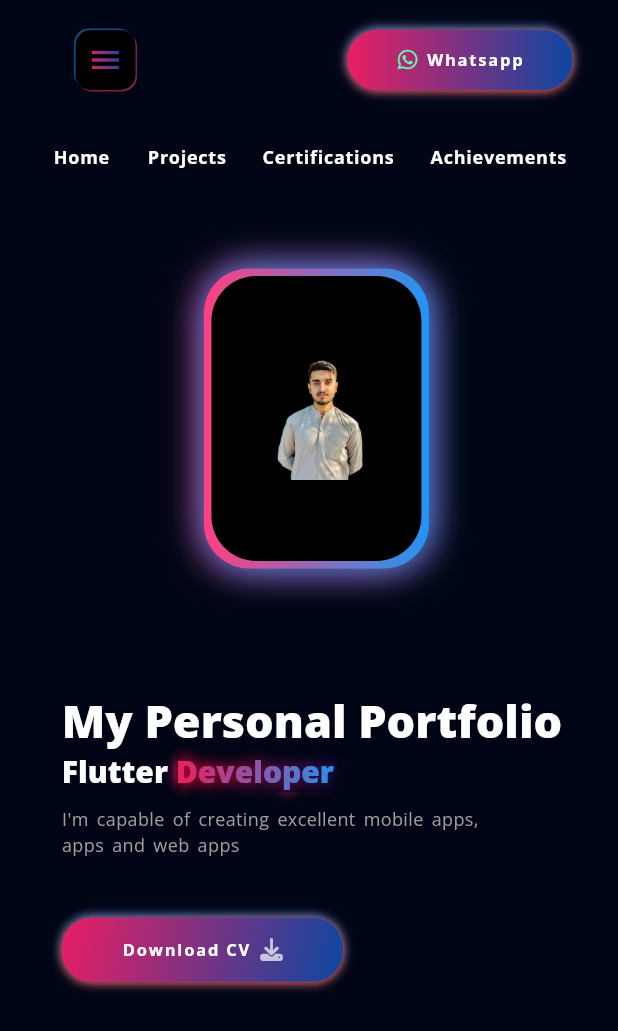
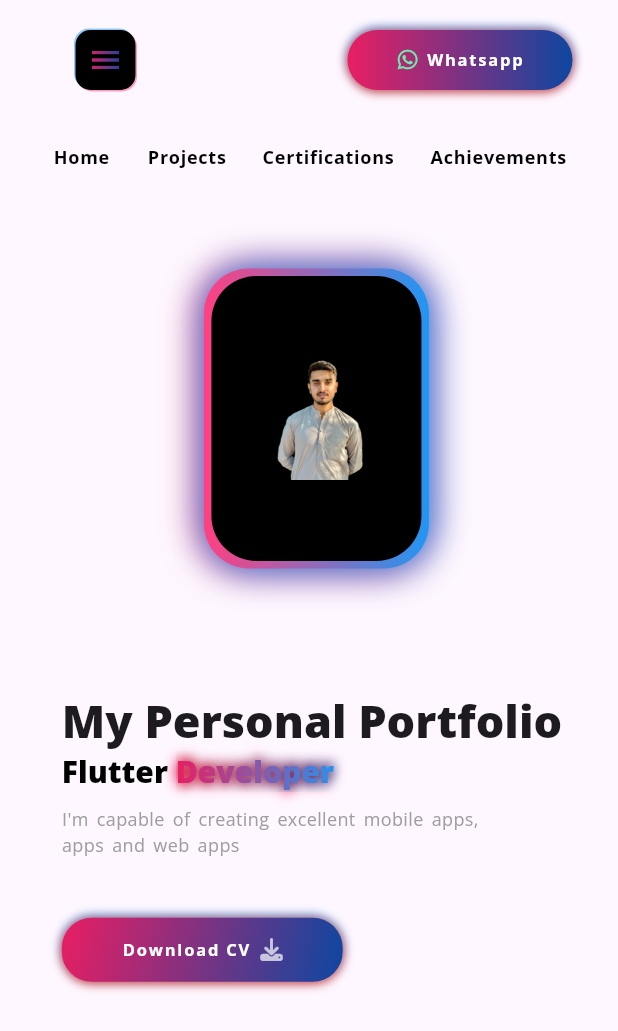
Before and after one commit to Qamarzaman555/qamar_zk_portfolio, a Flutter app: the screen it shows after launch, on a phone screen of 412 x 824 dp. Shown: the top 1031 px of the screen. Run offline on Flutter 3.47's test engine with Material 3 defaults, Android fonts, the phone set to English and light mode, and no system bars; our stand-ins replace flutter_svg, font_awesome_flutter, get, google_fonts, photo_view.

Commit message:
change: changing the ui

```diff
--- a/lib/main.dart
+++ b/lib/main.dart
@@ -16,7 +16,7 @@ class MyApp extends StatelessWidget {
         debugShowCheckedModeBanner: false,
         theme: ThemeData(
           colorScheme: ColorScheme.fromSeed(seedColor: Colors.deepPurple),
-          scaffoldBackgroundColor: bgColor,
+          // scaffoldBackgroundColor: bgColor,
           useMaterial3: true,
           textTheme: GoogleFonts.openSansTextTheme(Theme.of(context).textTheme)
               .apply(
--- a/lib/view/intro/components/combine_subtitle.dart
+++ b/lib/view/intro/components/combine_subtitle.dart
@@ -12,11 +12,14 @@ class CombineSubtitleText extends StatelessWidget {
       mainAxisAlignment: MainAxisAlignment.start,
       children: [
         const Responsive(
-          desktop: AnimatedSubtitleText(start: 30, end: 40, text: 'Flutter '),
-          largeMobile:
-              AnimatedSubtitleText(start: 30, end: 25, text: 'Flutter '),
-          mobile: AnimatedSubtitleText(start: 25, end: 20, text: 'Flutter '),
-          tablet: AnimatedSubtitleText(start: 40, end: 30, text: 'Flutter '),
+          desktop: AnimatedSubtitleText(
+              start: 30, end: 40, text: 'Flutter ', color: Colors.black),
+          largeMobile: AnimatedSubtitleText(
+              start: 30, end: 25, text: 'Flutter ', color: Colors.black),
+          mobile: AnimatedSubtitleText(
+              start: 25, end: 20, text: 'Flutter ', color: Colors.black),
+          tablet: AnimatedSubtitleText(
+              start: 40, end: 30, text: 'Flutter ', color: Colors.black),
         ),
         (kIsWeb && Responsive.isLargeMobile(context)
             ? const Responsive(
--- a/lib/view/intro/components/description_text.dart
+++ b/lib/view/intro/components/description_text.dart
@@ -14,7 +14,6 @@ class AnimatedDescriptionText extends StatelessWidget {
       duration: const Duration(milliseconds: 200),
       builder: (context, value, child) {
         return Text(
-          // 'I\'m capable of creating excellent mobile apps and web apps',
           'I\'m capable of creating excellent mobile apps, ${Responsive.isLargeMobile(context) ? '\n' : ''}apps and web apps',
           maxLines: 2,
           overflow: TextOverflow.ellipsis,
--- a/lib/view/intro/components/headline_text.dart
+++ b/lib/view/intro/components/headline_text.dart
@@ -13,7 +13,7 @@ class MyPortfolioText extends StatelessWidget {
         builder: (context, value, child) {
           return Text('My Personal Portfolio',
               style: Theme.of(context).textTheme.headlineLarge!.copyWith(
-                  color: Colors.white,
+                  // color: Colors.white,
                   fontWeight: FontWeight.w900,
                   height: 0,
                   fontSize: value));
--- a/lib/view/intro/components/side_menu_button.dart
+++ b/lib/view/intro/components/side_menu_button.dart
@@ -30,7 +30,7 @@ class MenuButton extends StatelessWidget {
                           color: Colors.blue.withOpacity(.5),
                           offset: const Offset(-1, -1)),
                     ]),
-                child:  Center(
+                child: Center(
                     child: ShaderMask(
                   shaderCallback: (bounds) {
                     return LinearGradient(
@@ -42,8 +42,7 @@ class MenuButton extends StatelessWidget {
                     color: Colors.white,
                     size: defaultPadding * 1.2 * value,
                   ),
-                  )
-                ),
+                )),
               ),
             );
           },
--- a/lib/view/intro/components/social_media_list.dart
+++ b/lib/view/intro/components/social_media_list.dart
@@ -22,7 +22,7 @@ class SocialMediaIconList extends StatelessWidget {
                 child: Text(
                   'Follow Me',
                   style: Theme.of(context).textTheme.titleSmall!.copyWith(
-                        color: Colors.white,
+                        color: Colors.black,
                         fontWeight: FontWeight.w500,
                       ),
                 ),
@@ -33,7 +33,7 @@ class SocialMediaIconList extends StatelessWidget {
                 margin:
                     const EdgeInsets.symmetric(vertical: defaultPadding * 0.5),
                 decoration: BoxDecoration(
-                    color: Colors.white,
+                    color: Colors.black,
                     borderRadius: BorderRadius.circular(defaultPadding)),
               ),
               const SocialMediaIconColumn(),
--- a/lib/view/intro/components/subtitle_text.dart
+++ b/lib/view/intro/components/subtitle_text.dart
@@ -5,8 +5,15 @@ class AnimatedSubtitleText extends StatelessWidget {
   final double end;
   final String text;
   final bool gradient;
-  const AnimatedSubtitleText(
-      {super.key, required this.start, required this.end, required this.text, this.gradient=false,});
+  final Color? color;
+  const AnimatedSubtitleText({
+    super.key,
+    required this.start,
+    required this.end,
+    required this.text,
+    this.color,
+    this.gradient = false,
+  });
   @override
   Widget build(BuildContext context) {
     return TweenAnimationBuilder(
@@ -16,12 +23,20 @@ class AnimatedSubtitleText extends StatelessWidget {
         return Text(
           text,
           style: Theme.of(context).textTheme.headlineLarge!.copyWith(
-              color: Colors.white,
+              color: color ?? Colors.white,
               fontWeight: FontWeight.w900,
-              shadows: gradient? [
-                const Shadow(color: Colors.pink,offset: Offset(0, 2),blurRadius: 10),
-                const Shadow(color: Colors.pink,offset: Offset(0, -2),blurRadius: 10),
-              ] :[] ,
+              shadows: gradient
+                  ? [
+                      const Shadow(
+                          color: Colors.pink,
+                          offset: Offset(0, 2),
+                          blurRadius: 10),
+                      const Shadow(
+                          color: Colors.pink,
+                          offset: Offset(0, -2),
+                          blurRadius: 10),
+                    ]
+                  : [],
               height: 0,
               fontSize: value),
         );
--- a/lib/view/main/components/navigation_bar.dart
+++ b/lib/view/main/components/navigation_bar.dart
@@ -17,7 +17,7 @@ class TopNavigationBar extends StatelessWidget {
           Padding(
             padding: const EdgeInsets.all(defaultPadding),
             child: !Responsive.isLargeMobile(context)
-                ? Image.asset('assets/images/triange_icon.png')
+                ? Image.asset('assets/images/image.png')
                 : MenuButton(
                     onTap: () => Scaffold.of(context).openDrawer(),
                   ),
--- a/lib/view/main/components/navigation_button.dart
+++ b/lib/view/main/components/navigation_button.dart
@@ -16,7 +16,7 @@ class NavigationTextButton extends StatelessWidget {
           style: Theme.of(context)
               .textTheme
               .labelMedium!
-              .copyWith(fontWeight: FontWeight.bold, color: Colors.white),
+              .copyWith(fontWeight: FontWeight.bold, color: Colors.black),
         ));
   }
 }
```
Lines whose indentation alone changed are shown as unchanged.
